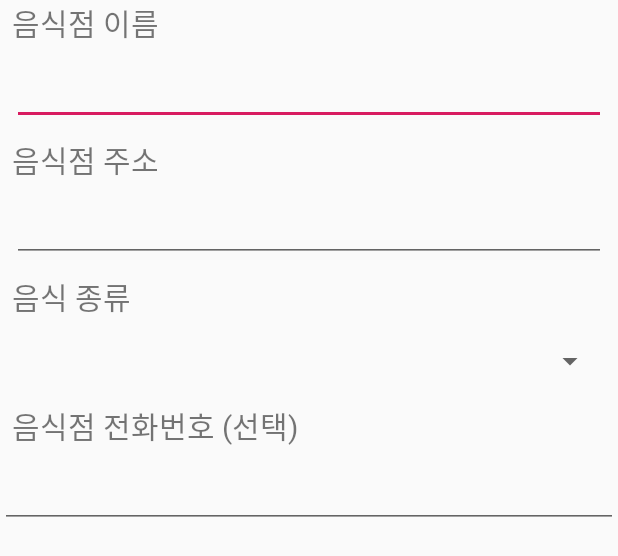
After one commit to Drillsh/project_WhatToEat, an Android app: the layout alert_dialog.xml on its own in the app's theme, with its tools: preview values and no code run, on a phone screen of 412 x 824 dp. The commit adds this screen. Shown: the top 556 px of the screen. Run offline under Robolectric (Android 15) with nearby library versions, the phone set to English and light mode, and no system bars.

Commit message:
수정사항
 맛집 추가 기능 구현

```diff
--- a/app/src/main/java/kr/or/mrhi/android/whattoeat_project/fragment/Main_frag.java
+++ b/app/src/main/java/kr/or/mrhi/android/whattoeat_project/fragment/Main_frag.java
@@ -116,7 +116,7 @@ public class Main_frag extends Fragment implements BrandListAdapter.OnItemClickL
             @Override
             public void onItemClick(View v, int pos) {
                 Intent intent = new Intent(getActivity(), RestaurantActivity.class);
-                intent.putExtra("todayList", pos);
+                intent.putExtra("todayList", position);
                 startActivity(intent);
             }
         });
--- /dev/null
+++ b/app/src/main/res/layout/alert_dialog.xml
@@ -0,0 +1,111 @@
+<?xml version="1.0" encoding="utf-8"?>
+<androidx.constraintlayout.widget.ConstraintLayout xmlns:android="http://schemas.android.com/apk/res/android"
+    xmlns:app="http://schemas.android.com/apk/res-auto"
+    xmlns:tools="http://schemas.android.com/tools"
+    android:layout_width="match_parent"
+    android:layout_height="match_parent">
+
+    <TextView
+        android:id="@+id/tvName"
+        android:layout_width="wrap_content"
+        android:layout_height="wrap_content"
+        android:layout_marginStart="8dp"
+        android:layout_marginLeft="8dp"
+        android:text="음식점 이름"
+        android:textSize="20dp"
+        app:layout_constraintStart_toStartOf="parent"
+        app:layout_constraintTop_toTopOf="parent" />
+
+    <EditText
+        android:id="@+id/edtName"
+        android:layout_width="0dp"
+        android:layout_height="wrap_content"
+        android:layout_marginStart="8dp"
+        android:layout_marginLeft="8dp"
+        android:layout_marginTop="8dp"
+        android:layout_marginEnd="8dp"
+        android:layout_marginRight="8dp"
+        android:ems="10"
+        android:inputType="textPersonName"
+        app:layout_constraintEnd_toEndOf="parent"
+        app:layout_constraintStart_toStartOf="parent"
+        app:layout_constraintTop_toBottomOf="@+id/tvName" />
+
+    <TextView
+        android:id="@+id/tvAdress"
+        android:layout_width="wrap_content"
+        android:layout_height="wrap_content"
+        android:layout_marginStart="8dp"
+        android:layout_marginLeft="8dp"
+        android:layout_marginTop="8dp"
+        android:text="음식점 주소"
+        android:textSize="20sp"
+        app:layout_constraintStart_toStartOf="parent"
+        app:layout_constraintTop_toBottomOf="@+id/edtName" />
+
+    <EditText
+        android:id="@+id/edtAdress"
+        android:layout_width="0dp"
+        android:layout_height="wrap_content"
+        android:layout_marginStart="8dp"
+        android:layout_marginLeft="8dp"
+        android:layout_marginTop="8dp"
+        android:layout_marginEnd="8dp"
+        android:layout_marginRight="8dp"
+        android:ems="10"
+        android:inputType="textPersonName"
+        app:layout_constraintEnd_toEndOf="parent"
+        app:layout_constraintStart_toStartOf="parent"
+        app:layout_constraintTop_toBottomOf="@+id/tvAdress" />
+
+
+    <TextView
+        android:id="@+id/tvFood"
+        android:layout_width="wrap_content"
+        android:layout_height="wrap_content"
+        android:layout_marginStart="8dp"
+        android:layout_marginLeft="8dp"
+        android:layout_marginTop="8dp"
+        android:text="음식 종류"
+        android:textSize="20sp"
+        app:layout_constraintStart_toStartOf="parent"
+        app:layout_constraintTop_toBottomOf="@+id/edtAdress" />
+
+    <Spinner
+        android:id="@+id/spinner"
+        android:layout_width="0dp"
+        android:layout_height="40dp"
+        android:layout_marginStart="8dp"
+        android:layout_marginLeft="8dp"
+        android:layout_marginTop="8dp"
+        android:layout_marginEnd="8dp"
+        android:layout_marginRight="8dp"
+        android:spinnerMode="dropdown"
+        app:layout_constraintEnd_toEndOf="parent"
+        app:layout_constraintStart_toStartOf="parent"
+        app:layout_constraintTop_toBottomOf="@+id/tvFood" />
+
+    <TextView
+        android:id="@+id/tvPhone"
+        android:layout_width="wrap_content"
+        android:layout_height="wrap_content"
+        android:layout_marginStart="8dp"
+        android:layout_marginLeft="8dp"
+        android:layout_marginTop="8dp"
+        android:text="음식점 전화번호 (선택)"
+        android:textSize="20sp"
+        app:layout_constraintStart_toStartOf="parent"
+        app:layout_constraintTop_toBottomOf="@+id/spinner" />
+
+    <EditText
+        android:id="@+id/edtPhone"
+        android:layout_width="0dp"
+        android:layout_height="wrap_content"
+        android:layout_marginTop="8dp"
+        android:ems="10"
+        android:inputType="numberSigned"
+        app:layout_constraintEnd_toEndOf="parent"
+        app:layout_constraintStart_toStartOf="parent"
+        app:layout_constraintTop_toBottomOf="@+id/tvPhone" />
+
+</androidx.constraintlayout.widget.ConstraintLayout>
```
Also changed, not shown: app/src/main/java/kr/or/mrhi/android/whattoeat_project/controller/RestaurantDB_Controller.java (+106 -6 lines), app/src/main/java/kr/or/mrhi/android/whattoeat_project/fragment/Add_frag.java (+150 -2 lines), app/src/main/res/anim/fb_open.xml (added, +10 -0 lines), app/src/main/res/layout/frag_add.xml (+45 -1 lines), app/src/main/res/values/spinnerList.xml (added, +26 -0 lines), app/src/main/res/drawable/gps_marker.png (added).
